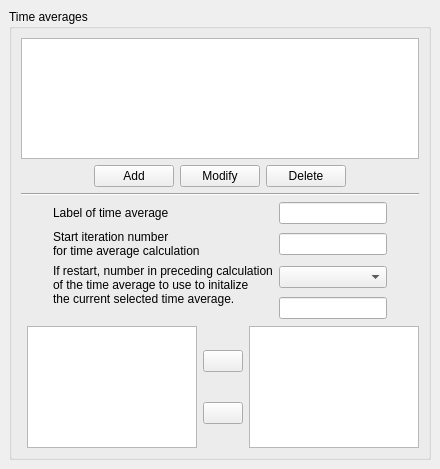
This is gui/Pages/TimeAveragesForm.ui in code-saturne/code_saturne as Qt 5 draws it before an edit. The edited form follows.
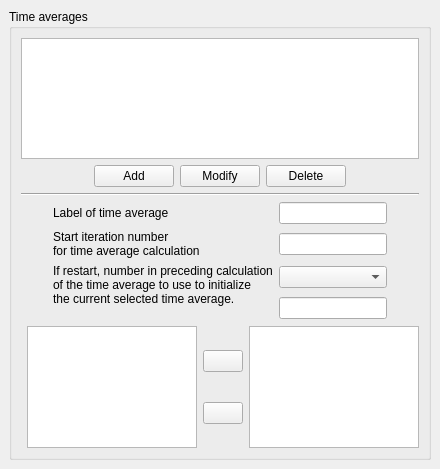
This is the edited form. Icons and pictures are not drawn.

Commit message: FIX replace initalize by initialize

Patch:
```diff
--- a/gui/Pages/TimeAveragesForm.ui
+++ b/gui/Pages/TimeAveragesForm.ui
@@ -172,7 +172,7 @@
             </property>
             <property name="text" >
              <string>If restart, number in preceding calculation
-of the time average to use to initalize
+of the time average to use to initialize
 the current selected time average.
 </string>
             </property>
```
